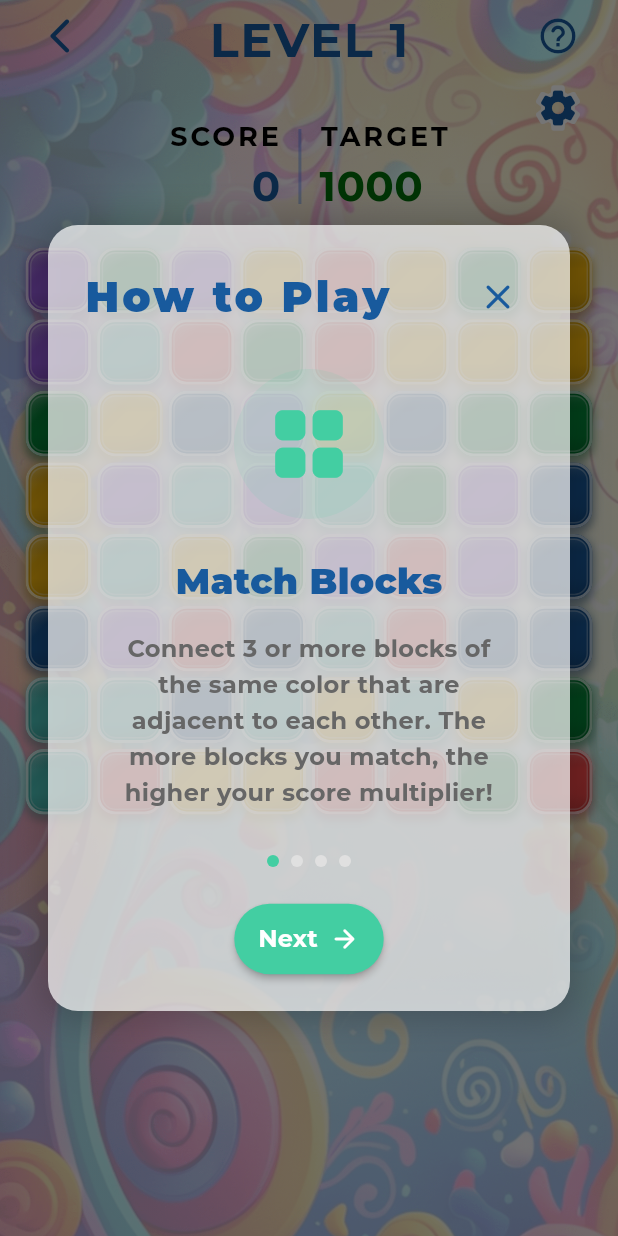
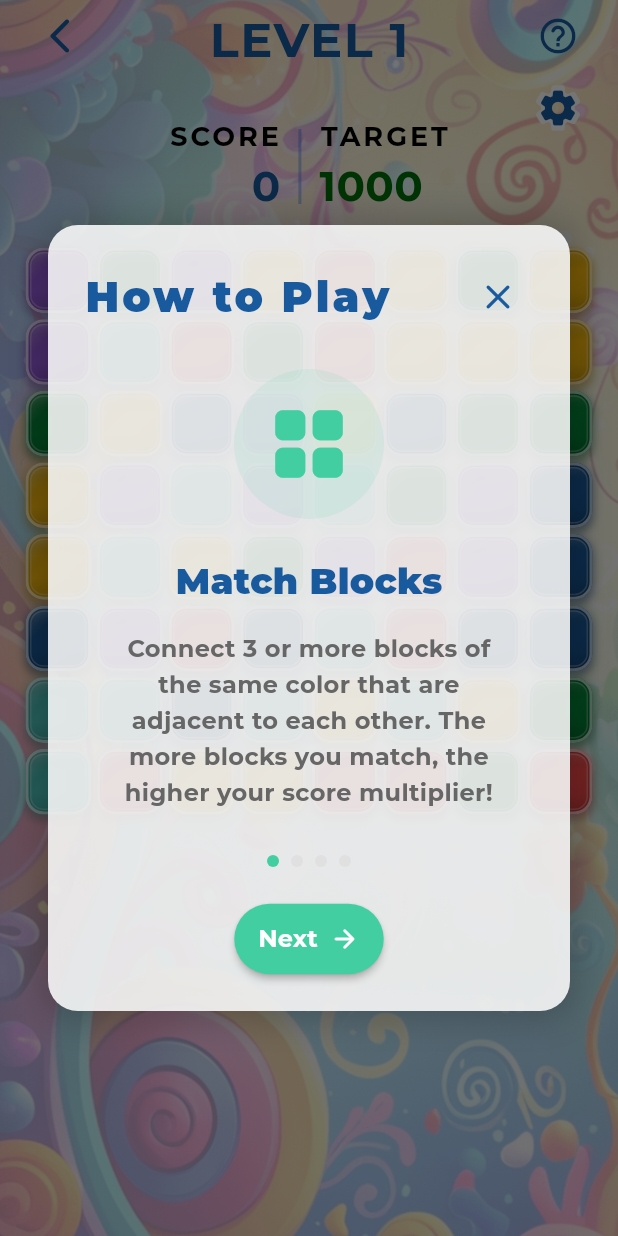
Before and after one commit to zarkasias/ai_blast, a Flutter app: the GameScreen screen opened directly, on a phone screen of 412 x 824 dp. Run offline on Flutter 3.47's test engine with Material 3 defaults, Android fonts, the phone set to English and light mode, and no system bars; our stand-ins replace audioplayers, google_fonts, shared_preferences; accounts and stored records are empty.

Commit message:
update tutorial

```diff
--- a/lib/widgets/tutorial_overlay.dart
+++ b/lib/widgets/tutorial_overlay.dart
@@ -54,7 +54,7 @@ class _TutorialOverlayState extends State<TutorialOverlay> {
           margin: const EdgeInsets.symmetric(horizontal: 32),
           padding: const EdgeInsets.all(24),
           decoration: BoxDecoration(
-            color: const Color.fromARGB(180, 255, 255, 255),
+            color: const Color.fromARGB(220, 255, 255, 255),
             borderRadius: BorderRadius.circular(20),
             boxShadow: [
               BoxShadow(
```
